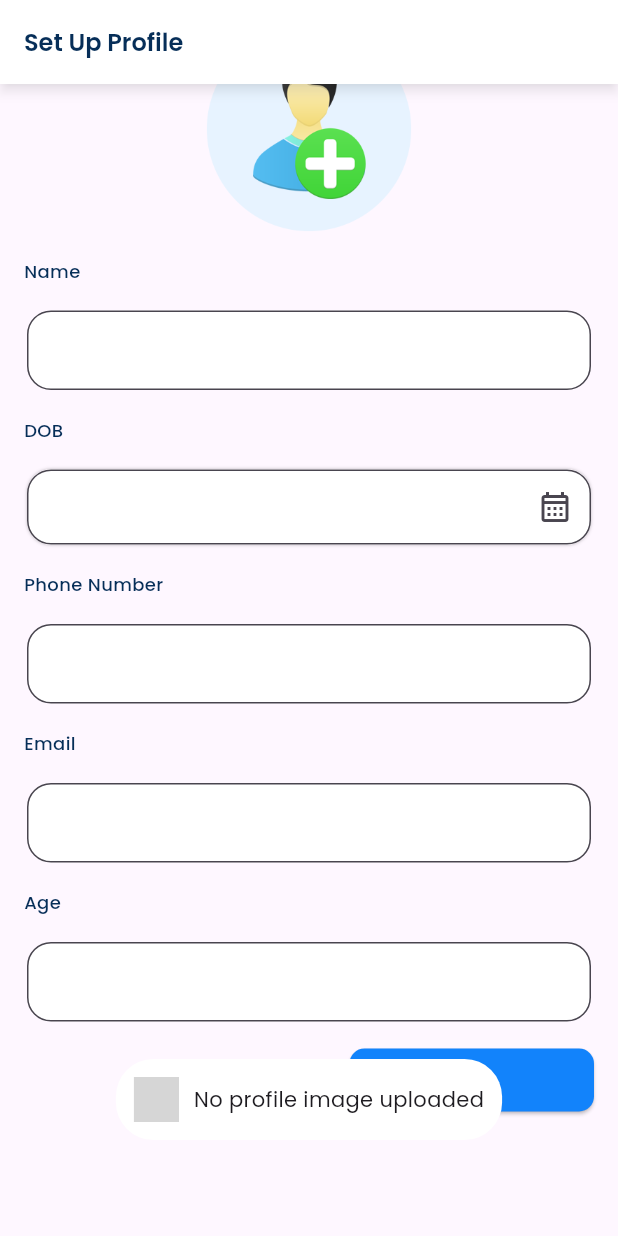
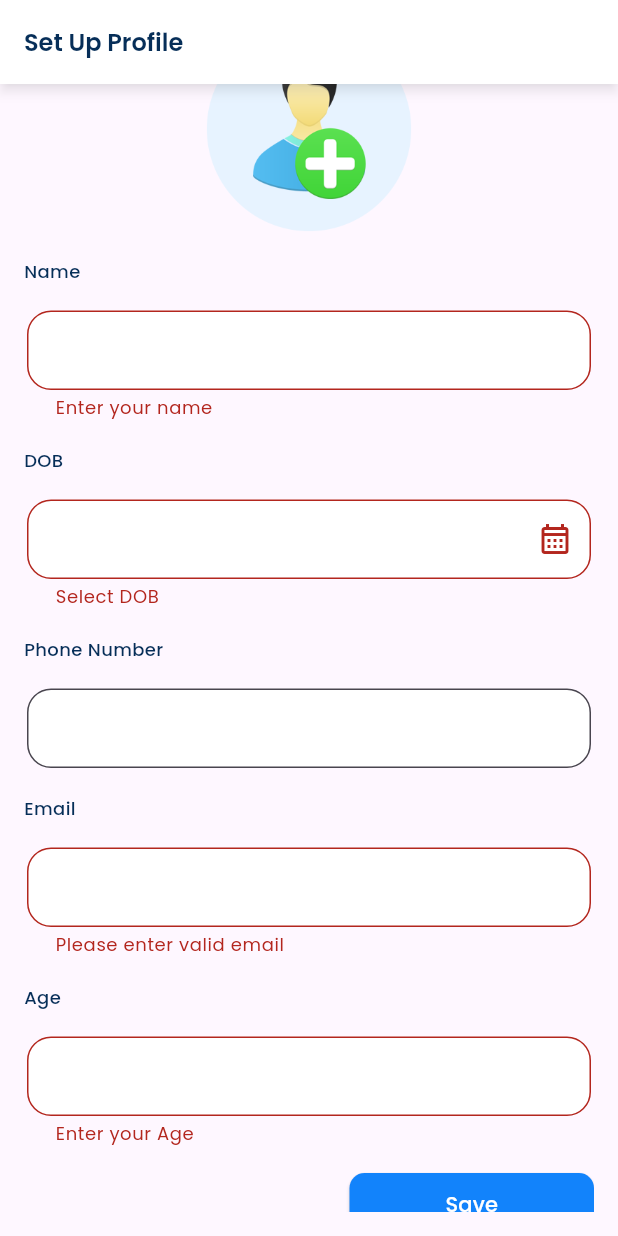
Before and after one commit to sayedali-2129/Chahele-Learning-App, a Flutter app: the ProfileSetUp screen opened directly with empty values, scrolled down 60 dp, after a tap on "Save", on a phone screen of 412 x 824 dp. Run offline on Flutter 3.47's test engine with Material 3 defaults, Android fonts, the phone set to English and light mode, and no system bars; our stand-ins replace carousel_slider, cloud_firestore, confetti, country_code_picker, delayed_display, email_validator and 14 more; missing offline and left inert: flutter_file_downloader; accounts and stored records are empty; network calls fail; project files that could hold a hidden picture were left out; grey boxes are pictures that could not be loaded.

Commit message:
profile update

```diff
--- a/lib/controller/course_provider.dart
+++ b/lib/controller/course_provider.dart
@@ -30,10 +30,11 @@ class CourseProvider with ChangeNotifier {
   }
 
 //Fetch Medium
-  Future<void> fetchMediumData() async {
+  Future<void> fetchMediumData(String id) async {
     isLoading = true;
     notifyListeners();
-    final responce = await firebase.collection('medium').get();
+    final responce =
+        await firebase.collection('medium').where('id', isEqualTo: id).get();
 
     mediumList = responce.docs
         .map((e) => MediumModel.fromMap(e.data()).copyWith(id: e.id))
--- a/lib/controller/image_provider.dart
+++ b/lib/controller/image_provider.dart
@@ -1,5 +1,6 @@
 import 'dart:io';
 
+import 'package:chahele_project/model/user_model.dart';
 import 'package:firebase_storage/firebase_storage.dart';
 import 'package:flutter/foundation.dart';
 import 'package:flutter/material.dart';
@@ -74,4 +75,8 @@ class ImagePickProvider with ChangeNotifier {
   void clearImage() {
     imageUrl = null;
   }
+
+  void editUserImage(UserModel editImage) {
+    imageUrl = editImage.image;
+  }
 }
--- a/lib/utils/constant_images/constant_images.dart
+++ b/lib/utils/constant_images/constant_images.dart
@@ -8,7 +8,7 @@ class ConstantImage {
   static const String addUSerImage = "assets/images/add user.png";
   static const String examBgImage = "assets/svg/images/exam card.svg";
   static const String chapterSample = "assets/images/chapter sample.png";
-  static const String getPLanSvg = "assets/svg/images/plan png.svg";
+  static const String getPLanPng = "assets/svg/images/get plan png.png";
 }
 
 class ConstImages {
--- a/lib/view/home_tab/home_screen.dart
+++ b/lib/view/home_tab/home_screen.dart
@@ -29,7 +29,7 @@ class _HomeScreenState extends State<HomeScreen> {
   void initState() {
     WidgetsBinding.instance.addPostFrameCallback((timeStamp) {
       Provider.of<CourseProvider>(context, listen: false).fetchStandards();
-      Provider.of<CourseProvider>(context, listen: false).fetchMediumData();
+      // Provider.of<CourseProvider>(context, listen: false).fetchMediumData();
       Provider.of<BannerController>(context, listen: false).fetchBanner();
     });
 
@@ -140,7 +140,9 @@ class _HomeScreenState extends State<HomeScreen> {
                           Navigator.push(
                               context,
                               MaterialPageRoute(
-                                builder: (context) => const MediumScreen(),
+                                builder: (context) => MediumScreen(
+                                    id: standardProvider
+                                        .standardsList[index].id!),
                               ));
                         },
                         child: SquareStackContainer(
--- a/lib/view/home_tab/screens/standard_screen.dart
+++ b/lib/view/home_tab/screens/standard_screen.dart
@@ -29,7 +29,9 @@ class StandardScreen extends StatelessWidget {
                         Navigator.push(
                             context,
                             MaterialPageRoute(
-                              builder: (context) => const MediumScreen(),
+                              builder: (context) => MediumScreen(
+                                  id: standardProvider
+                                      .standardsList[index].id!),
                             ));
                       },
                       child: SquareStackContainer(
--- a/lib/view/profile_tab/profile_setup.dart
+++ b/lib/view/profile_tab/profile_setup.dart
@@ -17,8 +17,9 @@ import 'package:intl/intl.dart';
 import 'package:provider/provider.dart';
 
 class ProfileSetUp extends StatefulWidget {
-  const ProfileSetUp({super.key, required this.phoneNumber});
+  const ProfileSetUp({super.key, required this.phoneNumber, this.editProfile});
   final String phoneNumber;
+  final UserModel? editProfile;
 
   @override
   State<ProfileSetUp> createState() => _ProfileSetUpState();
@@ -26,6 +27,19 @@ class ProfileSetUp extends StatefulWidget {
 
 class _ProfileSetUpState extends State<ProfileSetUp> {
   final validateKey = GlobalKey<FormState>();
+
+  @override
+  void initState() {
+    WidgetsBinding.instance.addPostFrameCallback((_) {
+      if (widget.editProfile != null) {
+        Provider.of<UserProvider>(context, listen: false)
+            .setEditUserData(widget.editProfile!);
+        Provider.of<ImagePickProvider>(context, listen: false)
+            .editUserImage(widget.editProfile!);
+      }
+    });
+    super.initState();
+  }
 
   @override
   Widget build(BuildContext context) {
@@ -38,7 +52,10 @@ class _ProfileSetUpState extends State<ProfileSetUp> {
       physics: const NeverScrollableScrollPhysics(),
       shrinkWrap: true,
       slivers: [
-        const HeadingAppBar(heading: "Set Up Profile", isBackButtomn: false),
+        HeadingAppBar(
+            heading:
+                widget.editProfile == null ? "Set Up Profile" : "Edit Profile",
+            isBackButtomn: false),
         SliverFillRemaining(
           child: Padding(
             padding: const EdgeInsets.all(16),
@@ -85,7 +102,8 @@ class _ProfileSetUpState extends State<ProfileSetUp> {
                                 backgroundColor: Colors.transparent,
                                 radius: 70,
                                 backgroundImage:
-                                    NetworkImage(imageProvider.imageUrl!)),
+                                    NetworkImage(imageProvider.imageUrl!),
+                              ),
                       )
                     ],
                   ),
@@ -101,6 +119,7 @@ class _ProfileSetUpState extends State<ProfileSetUp> {
                   ),
                   const Gap(16),
                   TextfieldWidget(
+                    keyboardType: TextInputType.name,
                     controller: userProvider.nameController,
                     validator: (value) {
                       if (userProvider.nameController.text.isEmpty) {
@@ -123,17 +142,6 @@ class _ProfileSetUpState extends State<ProfileSetUp> {
                   const Gap(16),
                   Padding(
                     padding: const EdgeInsets.all(2),
-                    child: Container(
-                      height: 50,
-                      decoration: const BoxDecoration(
-                          borderRadius: BorderRadius.all(Radius.circular(16)),
-                          boxShadow: [
-                            BoxShadow(
-                                blurRadius: 1,
-                                spreadRadius: 0,
-                                color: Colors.black26,
-                                blurStyle: BlurStyle.outer)
-                          ]),
                     child: TextFormField(
                       style: TextStyle(
                           fontSize: 15,
@@ -170,8 +178,7 @@ class _ProfileSetUpState extends State<ProfileSetUp> {
                               color: ConstantColors.headingBlue, width: 1),
                           borderRadius: BorderRadius.circular(16),
                         ),
-                            suffixIcon:
-                                const Icon(Icons.calendar_month_outlined)),
+                        suffixIcon: const Icon(Icons.calendar_month_outlined),
                       ),
                     ),
                   ),
@@ -243,18 +250,22 @@ class _ProfileSetUpState extends State<ProfileSetUp> {
                         buttonWidth: 163,
                         buttonText: "Save",
                         onPressed: () async {
+                          if (!validateKey.currentState!.validate()) {
+                            validateKey.currentState!.validate();
+                          } else {
                             if (imageProvider.imageUrl == null) {
                               failedToast(context, "No profile image uploaded");
                               return;
                             }
-                          if (!validateKey.currentState!.validate()) {
-                            validateKey.currentState!.validate();
-                          } else {
+                            if (userProvider.isLoading == true) {
+                              customLoading(
+                                  context,
+                                  widget.editProfile == null
+                                      ? "Creating Profile..."
+                                      : "Updating Profile...");
+                            }
+                            if (widget.editProfile == null) {
                               userProvider.addUserDetails(
-                                onSuccess: () {
-                                  successToast(
-                                      context, "User saved Successfully");
-                                },
                                 onFailure: () {
                                   failedToast(context, "Something went wrong");
                                 },
@@ -267,8 +278,8 @@ class _ProfileSetUpState extends State<ProfileSetUp> {
                                     dob: userProvider.dobController.text,
                                     email: userProvider.emailController.text,
                                     age: userProvider.ageController.text,
-                                    image: imageProvider.imageUrl!));
-
+                                    image: imageProvider.imageUrl!),
+                                onSuccess: () {
                                   Navigator.pushReplacement(
                                     context,
                                     MaterialPageRoute(
@@ -276,6 +287,37 @@ class _ProfileSetUpState extends State<ProfileSetUp> {
                                           const BottomNavigationWidget(),
                                     ),
                                   );
+                                  successToast(
+                                      context, "User saved Successfully");
+                                },
+                              );
+                            } else {
+                              userProvider.updateUserDetails(
+                                id: authProvider.firebaseAuth.currentUser!.uid,
+                                userModel: UserModel(
+                                    name: userProvider.nameController.text,
+                                    phoneNumber:
+                                        userProvider.phoneNumberController.text,
+                                    dob: userProvider.dobController.text,
+                                    email: userProvider.emailController.text,
+                                    age: userProvider.ageController.text,
+                                    image: imageProvider.imageUrl!),
+                                onSuccess: () {
+                                  successToast(
+                                      context, "Profile updated successfully");
+                                  Navigator.pushReplacement(
+                                      context,
+                                      MaterialPageRoute(
+                                        builder: (context) =>
+                                            const BottomNavigationWidget(),
+                                      ));
+                                },
+                                onFailure: () {
+                                  failedToast(context, "Something went wrong");
+                                },
+                              );
+                            }
+
                             userProvider.clearFields();
                             imageProvider.clearImage();
                           }
--- a/pubspec.yaml
+++ b/pubspec.yaml
@@ -31,6 +31,7 @@ dependencies:
   animated_text_kit: ^4.2.2
   carousel_slider: ^4.2.1
   cloud_firestore: ^4.15.5
+  confetti: ^0.7.0
   country_code_picker: ^3.0.0
   cupertino_icons: ^1.0.6
   delayed_display: ^2.0.0
```
Also changed, not shown: lib/controller/user_provider.dart (+36 -0 lines), lib/view/authentication_screens/otp_screen.dart (+6 -1 lines), lib/view/choose_tab/choose_screen.dart (+44 -40 lines), lib/view/choose_tab/subscription_screen.dart (+4 -4 lines), lib/view/choose_tab/widgets/plan_dialogue_fields.dart (+110 -110 lines), lib/view/exam_tab/screens/result_screen.dart (+48 -11 lines), lib/view/home_tab/screens/medium_screen.dart (+18 -2 lines), lib/view/profile_tab/profile_screen.dart (+44 -62 lines), assets/svg/images/get plan png.png (added), pubspec.lock. Lines whose indentation alone changed are shown as unchanged.
